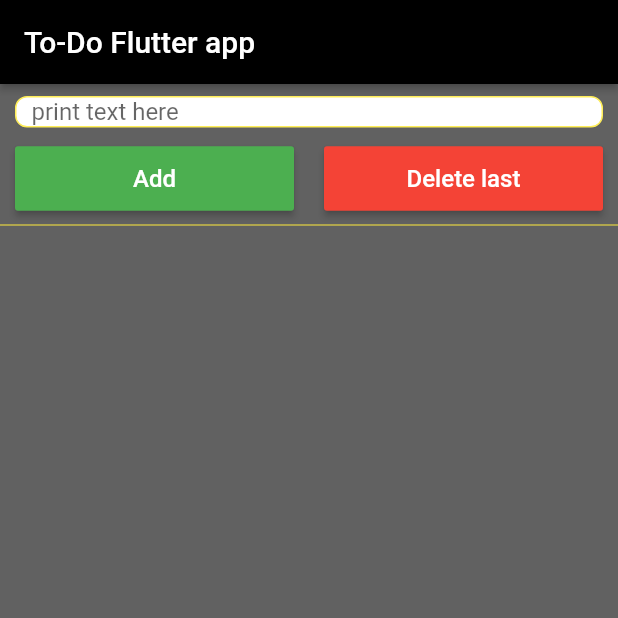
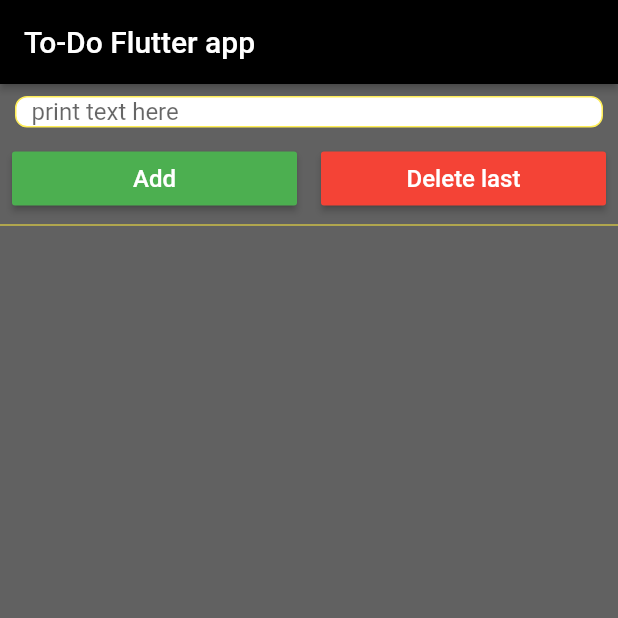
Before and after one commit to Papashkin/first_flutter_app, a Flutter app: the screen it shows after launch, after a tap on "Delete last", on a phone screen of 412 x 824 dp, the top half of it. Run offline on Flutter 3.47's test engine with Material 2 defaults, Android fonts, the phone set to English and light mode, and no system bars.

Commit message:
1. Updated MVVM implementation;

```diff
--- a/lib/presentation/main_view_model.dart
+++ b/lib/presentation/main_view_model.dart
@@ -1,25 +1,40 @@
 import 'package:flutter/widgets.dart';
 
 
+class MainViewState {
+  List<ToDoItem> items;
+
+  MainViewState({this.items});
+}
+
+
 class MainViewModel extends ChangeNotifier {
-  List<ToDoItem> items = [];
+  List<ToDoItem> _items = [];
+  MainViewState _state = MainViewState(items: []);
+
+  MainViewState get state => _state;
 
   void addItem(String text) {
     if (text.isNotEmpty) {
-      items.add(ToDoItem(name: text, isSelected: false, id: items.length + 1));
-      notifyListeners();
+      _items.add(ToDoItem(name: text, isSelected: false, id: _items.length + 1));
+      _setState(MainViewState(items: _items));
     }
   }
 
   void deleteLastItem() {
-    if (items.isNotEmpty) {
-      items.removeLast();
-      notifyListeners();
+    if (_items.isNotEmpty) {
+      _items.removeLast();
+      _setState(MainViewState(items: _items));
     }
   }
 
   void setSelected(bool isSelected, int id) {
-    items.firstWhere((test) => test.id == id).isSelected = isSelected;
+    _items.firstWhere((test) => test.id == id).isSelected = isSelected;
+    _setState(MainViewState(items: _items));
+  }
+
+  _setState(MainViewState newState) {
+    _state = newState;
     notifyListeners();
   }
 
--- a/lib/ui/main_view.dart
+++ b/lib/ui/main_view.dart
@@ -103,13 +103,12 @@ class _MainViewState extends State<MainView> {
       flex: 2,
       child: Padding(
         padding:
-        EdgeInsets.symmetric(vertical: 2.0, horizontal: 10.0),
+        EdgeInsets.symmetric(vertical: 2.0, horizontal: 8.0),
         child: MaterialButton(
-          padding: EdgeInsets.symmetric(vertical: 12.0),
+          padding: EdgeInsets.symmetric(vertical: 8.0),
           onPressed: () => viewModel.addItem(_text),
           child: Text('Add', style: textStyle),
-          color: Colors.green[500],
-        ),
+          color: Colors.green[500]),
       ),
     );
   }
@@ -119,13 +118,12 @@ class _MainViewState extends State<MainView> {
       flex: 2,
       child: Padding(
         padding:
-        EdgeInsets.symmetric(vertical: 2.0, horizontal: 10.0),
+        EdgeInsets.symmetric(vertical: 2.0, horizontal: 8.0),
         child: MaterialButton(
-          padding: EdgeInsets.symmetric(vertical: 12.0),
+          padding: EdgeInsets.symmetric(vertical: 8.0),
           onPressed: () => viewModel.deleteLastItem(),
           child: Text('Delete last', style: textStyle),
-          color: Colors.red[500],
-        ),
+          color: Colors.red[500]),
       ),
     );
   }
@@ -135,9 +133,9 @@ class _MainViewState extends State<MainView> {
       child: ListView.builder(
         padding: EdgeInsets.symmetric(horizontal: 10.0, vertical: 4.0),
         itemBuilder: (context, position) {
-          return ItemCard(item: viewModel.items.elementAt(position), model: viewModel);
+          return ItemCard(item: viewModel.state.items.elementAt(position), model: viewModel);
         },
-        itemCount: viewModel.items.length,
+        itemCount: viewModel.state.items.length,
         physics: ScrollPhysics(),
       ),
     );
--- a/lib/widgets/item_card.dart
+++ b/lib/widgets/item_card.dart
@@ -28,13 +28,13 @@ class ItemCard extends StatelessWidget {
               flex: 4,
               child: Padding(
                   padding:
-                      EdgeInsets.symmetric(vertical: 14.0, horizontal: 10.0),
+                      EdgeInsets.all(8.0),
                   child: Text(item.name, style: largeItalicSize))),
           Expanded(
               flex: 1,
               child: Padding(
                   padding:
-                      EdgeInsets.symmetric(vertical: 12.0, horizontal: 10.0),
+                      EdgeInsets.all(8.0),
                   child: Checkbox(
                     activeColor: Colors.yellow,
                     checkColor: Colors.grey[500],
```
